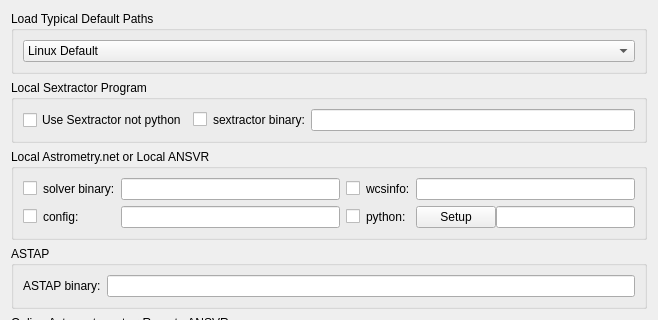
This is kstars/ekos/align/opsprograms.ui in KDE/kstars as Qt 5 draws it before an edit; both pictures show x 0 to 658 and y 0 to 320 of the 658 by 481 pixel window. The edited form follows.
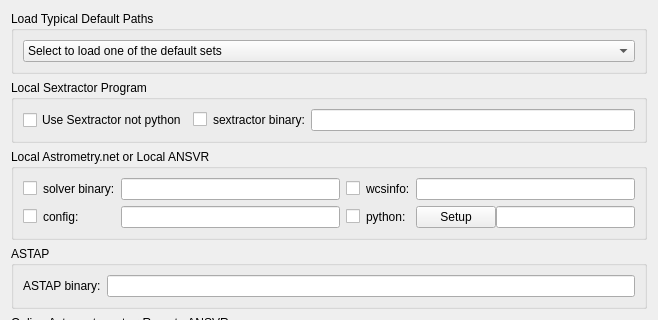
This is the edited form.

Commit message: Enabling external program editor boxes

```diff
--- a/kstars/ekos/align/opsprograms.ui
+++ b/kstars/ekos/align/opsprograms.ui
@@ -19,6 +19,11 @@
      <layout class="QVBoxLayout" name="verticalLayout_2">
       <item>
        <widget class="QComboBox" name="defaultPathSelector">
+        <item>
+         <property name="text">
+          <string>Select to load one of the default sets</string>
+         </property>
+        </item>
         <item>
          <property name="text">
           <string>Linux Default</string>
```
The commit also changes 1 other file.
